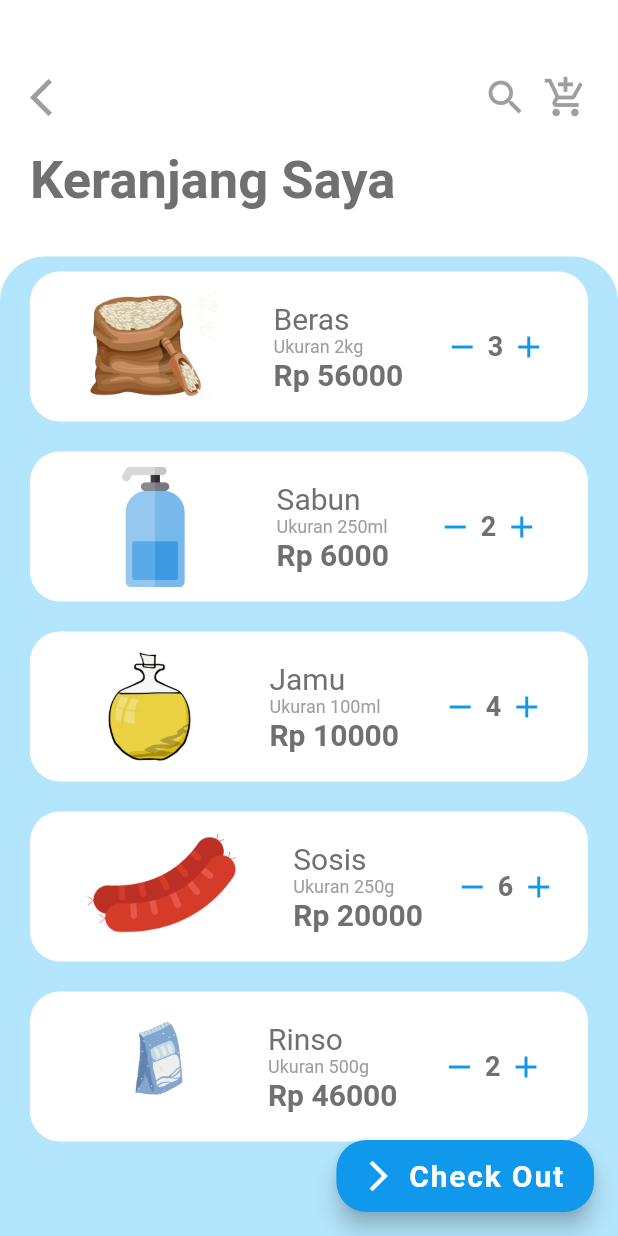
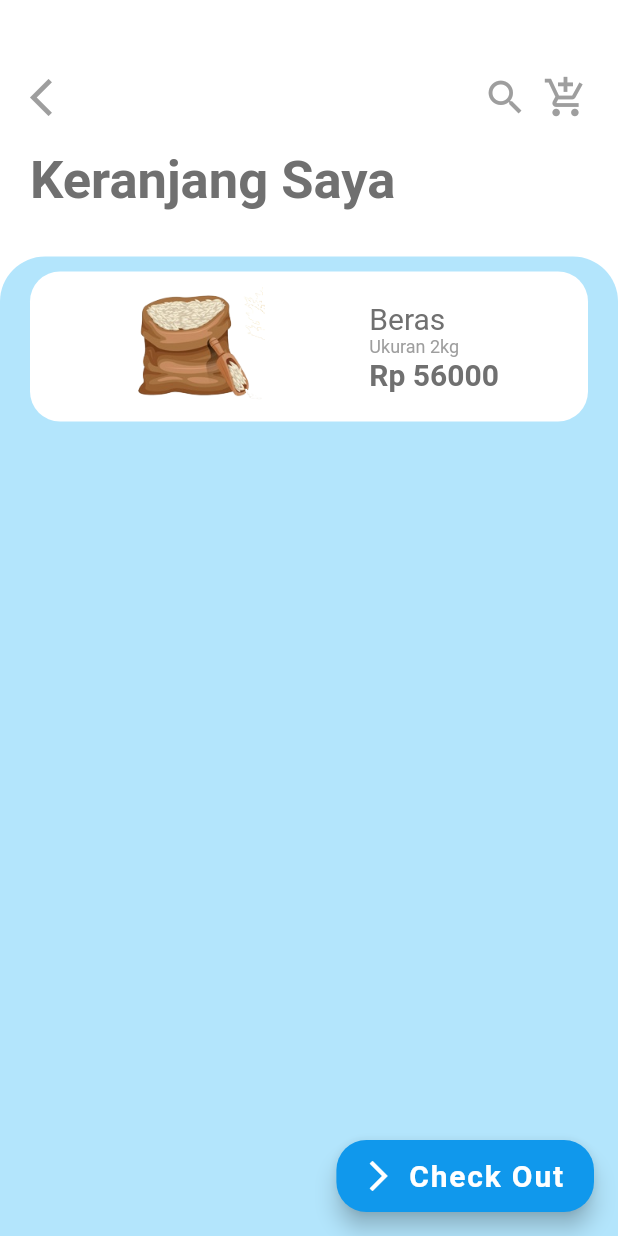
Before and after one commit to alphitardian/flutter_tokolink, a Flutter app: the CartScreen screen opened by its route, on a phone screen of 412 x 824 dp. Run offline on Flutter 3.47's test engine with Material 2 defaults, Android fonts, the phone set to English and light mode, and no system bars.

Commit message:
Improve some usability

```diff
--- a/lib/components/card_item.dart
+++ b/lib/components/card_item.dart
@@ -25,7 +25,7 @@ class CardItem extends StatelessWidget {
                 itemName,
                 style: TextStyle(
                   fontWeight: FontWeight.bold,
-                  fontSize: 15,
+                  fontSize: 18,
                   color: Color(0xFF707070),
                 ),
               ),
--- a/lib/components/item_tiles.dart
+++ b/lib/components/item_tiles.dart
@@ -2,25 +2,20 @@ import 'package:flutter/material.dart';
 
 import '../constants.dart';
 
-class ItemTiles extends StatefulWidget {
-  ItemTiles(
-      {this.itemName,
-      this.image,
-      this.itemDescription,
-      this.itemPrice,
-      this.count});
+class ItemTiles extends StatelessWidget {
+  ItemTiles({
+    this.itemName,
+    this.image,
+    this.itemDescription,
+    this.itemPrice,
+  });
 
   final String itemName;
   final String itemDescription;
   final int itemPrice;
-  final String image;
-  int count;
+  final AssetImage image;
+//  int count;
 
-  @override
-  _ItemTilesState createState() => _ItemTilesState();
-}
-
-class _ItemTilesState extends State<ItemTiles> {
   @override
   Widget build(BuildContext context) {
     return Padding(
@@ -36,7 +31,7 @@ class _ItemTilesState extends State<ItemTiles> {
               Padding(
                 padding: const EdgeInsets.all(10.0),
                 child: Image(
-                  image: AssetImage(widget.image),
+                  image: image,
                   fit: BoxFit.contain,
                 ),
               ),
@@ -45,21 +40,21 @@ class _ItemTilesState extends State<ItemTiles> {
                 crossAxisAlignment: CrossAxisAlignment.start,
                 children: <Widget>[
                   Text(
-                    widget.itemName,
+                    itemName,
                     style: TextStyle(
                       fontSize: 20,
                       color: kTextMainColor,
                     ),
                   ),
                   Text(
-                    widget.itemDescription,
+                    itemDescription,
                     style: TextStyle(
                       fontSize: 12,
                       color: Colors.grey[500],
                     ),
                   ),
                   Text(
-                    'Rp ${(widget.itemPrice).toString()}',
+                    'Rp ${itemPrice.toString()}',
                     style: TextStyle(
                       fontSize: 20,
                       fontWeight: FontWeight.bold,
@@ -68,48 +63,48 @@ class _ItemTilesState extends State<ItemTiles> {
                   )
                 ],
               ),
-              Container(
-                child: Row(
-                  children: <Widget>[
-                    GestureDetector(
-                      child: Icon(
-                        Icons.remove,
-                        color: kMainColor,
-                      ),
-                      onTap: () {
-                        setState(() {
-                          widget.count--;
-                        });
-                      },
-                    ),
-                    SizedBox(
-                      width: 5,
-                    ),
-                    Text(
-                      widget.count.toString(),
-                      style: TextStyle(
-                        fontWeight: FontWeight.bold,
-                        color: kTextMainColor,
-                        fontSize: 18,
-                      ),
-                    ),
-                    SizedBox(
-                      width: 5,
-                    ),
-                    GestureDetector(
-                      child: Icon(
-                        Icons.add,
-                        color: kMainColor,
-                      ),
-                      onTap: () {
-                        setState(() {
-                          widget.count++;
-                        });
-                      },
-                    )
-                  ],
-                ),
-              )
+//              Container(
+//                child: Row(
+//                  children: <Widget>[
+//                    GestureDetector(
+//                      child: Icon(
+//                        Icons.remove,
+//                        color: kMainColor,
+//                      ),
+//                      onTap: () {
+//                        setState(() {
+//                          widget.count--;
+//                        });
+//                      },
+//                    ),
+//                    SizedBox(
+//                      width: 5,
+//                    ),
+//                    Text(
+//                      widget.count.toString(),
+//                      style: TextStyle(
+//                        fontWeight: FontWeight.bold,
+//                        color: kTextMainColor,
+//                        fontSize: 18,
+//                      ),
+//                    ),
+//                    SizedBox(
+//                      width: 5,
+//                    ),
+//                    GestureDetector(
+//                      child: Icon(
+//                        Icons.add,
+//                        color: kMainColor,
+//                      ),
+//                      onTap: () {
+//                        setState(() {
+//                          widget.count++;
+//                        });
+//                      },
+//                    )
+//                  ],
+//                ),
+//              )
             ],
           ),
         ),
--- /dev/null
+++ b/lib/models/cart.dart
@@ -0,0 +1,10 @@
+import 'package:flutter/material.dart';
+
+class Cart {
+  final String name;
+  final String itemDesc;
+  final int price;
+  final AssetImage image;
+
+  Cart(this.name, this.itemDesc, this.price, this.image);
+}
--- a/lib/models/items.dart
+++ b/lib/models/items.dart
@@ -1,12 +1,10 @@
 import 'package:flutter/widgets.dart';
-import 'package:ftokolink/models/shop.dart';
 
 class Item {
   final String name;
   final String itemDesc;
   final int price;
   final AssetImage itemImage;
-  final Shop shop;
 
-  Item({this.name, this.itemDesc, this.price, this.itemImage, this.shop});
+  Item({this.name, this.itemDesc, this.price, this.itemImage});
 }
--- a/lib/models/shop.dart
+++ b/lib/models/shop.dart
@@ -1,7 +1,9 @@
+import 'package:ftokolink/models/items.dart';
+
 class Shop {
   final String name;
   final String range;
-  final int price;
+  final List<Item> item;
 
-  Shop(this.name, this.range, this.price);
+  Shop(this.name, this.range, this.item);
 }
--- a/lib/screens/cart_screen.dart
+++ b/lib/screens/cart_screen.dart
@@ -4,6 +4,8 @@ import 'package:ftokolink/components/item_tiles.dart';
 import 'package:ftokolink/constants.dart';
 import 'package:ftokolink/screens/checkout_screen.dart';
 import 'package:ftokolink/screens/search_screen.dart';
+import 'package:ftokolink/utils/cart_data.dart';
+import 'package:provider/provider.dart';
 
 import 'home_screen.dart';
 
@@ -134,47 +136,20 @@ class _CartScreenState extends State<CartScreen> {
                   topRight: Radius.circular(30),
                 ),
               ),
-              child: ListView(
-                children: <Widget>[
-                  ItemTiles(
-                    itemName: 'Beras',
-                    itemDescription: 'Ukuran 2kg',
-                    itemPrice: 56000,
-                    image: 'images/item1.png',
-                    count: 3,
-                  ),
-                  ItemTiles(
-                    itemName: 'Sabun',
-                    itemDescription: 'Ukuran 250ml',
-                    itemPrice: 6000,
-                    image: 'images/item2.png',
-                    count: 2,
-                  ),
-                  ItemTiles(
-                    itemName: 'Jamu',
-                    itemDescription: 'Ukuran 100ml',
-                    itemPrice: 10000,
-                    image: 'images/item3.png',
-                    count: 4,
-                  ),
-                  ItemTiles(
-                    itemName: 'Sosis',
-                    itemDescription: 'Ukuran 250g',
-                    itemPrice: 20000,
-                    image: 'images/item4.png',
-                    count: 6,
-                  ),
-                  ItemTiles(
-                    itemName: 'Rinso',
-                    itemDescription: 'Ukuran 500g',
-                    itemPrice: 46000,
-                    image: 'images/item5.png',
-                    count: 2,
-                  ),
-                  SizedBox(
-                    height: 75,
-                  ),
-                ],
+              child: Consumer<CartData>(
+                builder: (context, cart, child) {
+                  return ListView.builder(
+                    itemCount: cart.cartItem.length,
+                    itemBuilder: (context, index) {
+                      return ItemTiles(
+                        itemName: cart.cartItem[index].name,
+                        image: cart.cartItem[index].image,
+                        itemDescription: cart.cartItem[index].itemDesc,
+                        itemPrice: cart.cartItem[index].price,
+                      );
+                    },
+                  );
+                },
               ),
             ),
           ),
@@ -254,7 +229,8 @@ class _CartScreenState extends State<CartScreen> {
               ),
               SimpleDialogOption(
                 onPressed: () {
-                  Navigator.pop(context, Choice.Delivery);
+//                  Navigator.pop(context, Choice.Delivery);
+//                  print(Choice.Delivery);
                 },
                 child: Column(
                   crossAxisAlignment: CrossAxisAlignment.start,
@@ -280,10 +256,19 @@ class _CartScreenState extends State<CartScreen> {
                   ],
                 ),
               ),
-              SimpleDialogOption(
+              Consumer<CartData>(
+                builder: (context, cart, child) {
+                  return SimpleDialogOption(
                     onPressed: () {
                       //ke halaman cekout
-                  Navigator.pushNamed(context, CheckOut.id);
+                      Navigator.push(
+                          context,
+                          MaterialPageRoute(
+                            builder: (context) => CheckOut(
+                              cart: cart.cartItem,
+                            ),
+                          ));
+                      print(Choice.Delivery);
                     },
                     child: Row(
                       children: <Widget>[
@@ -303,6 +288,8 @@ class _CartScreenState extends State<CartScreen> {
                         ),
                       ],
                     ),
+                  );
+                },
               )
             ],
           );
--- a/lib/screens/search_screen.dart
+++ b/lib/screens/search_screen.dart
@@ -87,15 +87,13 @@ class SearchScreen extends StatelessWidget {
                               ),
                             ),
                             ItemTiles(
-                              image: 'images/item1.png',
-                              count: 1,
+                              image: AssetImage('images/item1.png'),
                               itemPrice: 56000,
                               itemName: 'Beras KW1',
                               itemDescription: 'Ukuran 2KG',
                             ),
                             ItemTiles(
-                              image: 'images/item1.png',
-                              count: 1,
+                              image: AssetImage('images/item1.png'),
                               itemPrice: 54000,
                               itemName: 'Beras KW2',
                               itemDescription: 'Ukuran 2KG',
--- /dev/null
+++ b/lib/utils/cart_data.dart
@@ -0,0 +1,22 @@
+import 'package:flutter/cupertino.dart';
+import 'package:flutter/foundation.dart';
+import 'package:ftokolink/models/cart.dart';
+
+class CartData extends ChangeNotifier {
+  List<Cart> cartItem = [
+    Cart('Beras', 'Ukuran 2kg', 56000, AssetImage('images/item1.png'))
+  ];
+
+  void addItem(String item, String itemDesc, int price, AssetImage image) {
+    final newItem = Cart(item, itemDesc, price, image);
+    cartItem.add(newItem);
+    print(cartItem);
+    notifyListeners();
+  }
+
+  void clearItem(List<Cart> cart) {
+    cartItem.clear();
+    print(cartItem);
+    notifyListeners();
+  }
+}
--- a/lib/utils/list_item.dart
+++ b/lib/utils/list_item.dart
@@ -1,29 +1,127 @@
 import 'package:flutter/cupertino.dart';
 import 'package:ftokolink/models/items.dart';
+
+List<Item> item1 = [
+  Item(
+      name: 'Beras',
+      itemDesc: 'Ukuran 2kg',
+      itemImage: AssetImage('images/item1.png'),
+      price: 55000),
+  Item(
+      name: 'Sabun',
+      itemDesc: 'Ukuran 2kg',
+      itemImage: AssetImage('images/item2.png'),
+      price: 11000),
+  Item(
+      name: 'Jamu',
+      itemDesc: 'Ukuran 2kg',
+      itemImage: AssetImage('images/item3.png'),
+      price: 25000),
+  Item(
+      name: 'Sosis',
+      itemDesc: 'Ukuran 2kg',
+      itemImage: AssetImage('images/item4.png'),
+      price: 19000),
+  Item(
+      name: 'Rinso',
+      itemDesc: 'Ukuran 2kg',
+      itemImage: AssetImage('images/item5.png'),
+      price: 38000),
+  Item(
+      name: 'Tissue',
+      itemDesc: 'Ukuran 2kg',
+      itemImage: AssetImage('images/item6.png'),
+      price: 14000),
+];
+
+List<Item> item2 = [
+  Item(
+      name: 'Beras',
+      itemDesc: 'Ukuran 2kg',
+      itemImage: AssetImage('images/item1.png'),
+      price: 56000),
+  Item(
+      name: 'Sabun',
+      itemDesc: 'Ukuran 2kg',
+      itemImage: AssetImage('images/item2.png'),
+      price: 12000),
+  Item(
+      name: 'Jamu',
+      itemDesc: 'Ukuran 2kg',
+      itemImage: AssetImage('images/item3.png'),
+      price: 26000),
+  Item(
+      name: 'Sosis',
+      itemDesc: 'Ukuran 2kg',
+      itemImage: AssetImage('images/item4.png'),
+      price: 20000),
+  Item(
+      name: 'Rinso',
+      itemDesc: 'Ukuran 2kg',
+      itemImage: AssetImage('images/item5.png'),
+      price: 40000),
+  Item(
+      name: 'Tissue',
+      itemDesc: 'Ukuran 2kg',
+      itemImage: AssetImage('images/item6.png'),
+      price: 15000),
+];
+List<Item> item3 = [
+  Item(
+      name: 'Beras',
+      itemDesc: 'Ukuran 2kg',
+      itemImage: AssetImage('images/item1.png'),
+      price: 54600),
+  Item(
+      name: 'Sabun',
+      itemDesc: 'Ukuran 2kg',
+      itemImage: AssetImage('images/item2.png'),
+      price: 14000),
+  Item(
+      name: 'Jamu',
+      itemDesc: 'Ukuran 2kg',
+      itemImage: AssetImage('images/item3.png'),
+      price: 23700),
+  Item(
+      name: 'Sosis',
+      itemDesc: 'Ukuran 2kg',
+      itemImage: AssetImage('images/item4.png'),
+      price: 21200),
+  Item(
+      name: 'Rinso',
+      itemDesc: 'Ukuran 2kg',
+      itemImage: AssetImage('images/item5.png'),
+      price: 41000),
+  Item(
+      name: 'Tissue',
+      itemDesc: 'Ukuran 2kg',
+      itemImage: AssetImage('images/item6.png'),
+      price: 16500),
+];
 
 List<Item> item = [
   Item(
       name: 'Beras',
-    itemImage: AssetImage('images/item1.png'),
-  ),
+      itemDesc: 'Ukuran 2kg',
+      itemImage: AssetImage('images/item1.png')),
   Item(
       name: 'Sabun',
-    itemImage: AssetImage('images/item2.png'),
-  ),
+      itemDesc: 'Ukuran 2kg',
+      itemImage: AssetImage('images/item2.png')),
   Item(
       name: 'Jamu',
-    itemImage: AssetImage('images/item3.png'),
-  ),
+      itemDesc: 'Ukuran 2kg',
+      itemImage: AssetImage('images/item3.png')),
   Item(
       name: 'Sosis',
-    itemImage: AssetImage('images/item4.png'),
-  ),
+      itemDesc: 'Ukuran 2kg',
+      itemImage: AssetImage('images/item4.png')),
   Item(
       name: 'Rinso',
-    itemImage: AssetImage('images/item5.png'),
-  ),
+      itemDesc: 'Ukuran 2kg',
+      itemImage: AssetImage('images/item5.png')),
   Item(
       name: 'Tissue',
-    itemImage: AssetImage('images/item6.png'),
-  ),
+      itemDesc: 'Ukuran 2kg',
+      itemImage: AssetImage('images/item6.png')),
 ];
--- a/pubspec.yaml
+++ b/pubspec.yaml
@@ -24,6 +24,7 @@ dependencies:
   # Use with the CupertinoIcons class for iOS style icons.
   cupertino_icons: ^0.1.2
   http: ^0.12.0+4
+  provider: ^3.0.0+1
 
 dev_dependencies:
   flutter_test:
```
Also changed, not shown: lib/components/card_grid_item.dart (added, +65 -0 lines), lib/components/detail_tiles.dart (+2 -13 lines), lib/main.dart (+6 -1 lines), lib/screens/checkout_screen.dart (+21 -2 lines), lib/screens/shopdetail_screen.dart (+39 -22 lines), lib/utils/list_shop.dart (+4 -3 lines), pubspec.lock. Lines whose indentation alone changed are shown as unchanged.
